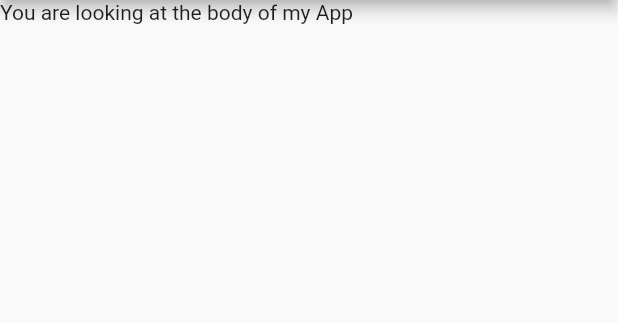
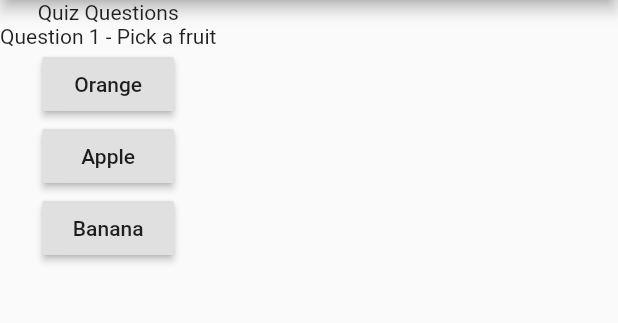
Before and after one commit to jenipharachel/Flutter_guide, a Flutter app: the screen it shows after launch, on a phone screen of 412 x 824 dp, the part 84-407 px from its top. Run offline on Flutter 3.47's test engine with Material 2 defaults, Android fonts, the phone set to English and light mode, and no system bars.

Commit message:
different ways of calling a function from a onPressed param in RaisedButton

```diff
--- a/flutter_practise_app/lib/main.dart
+++ b/flutter_practise_app/lib/main.dart
@@ -5,6 +5,10 @@ void main() {
 }
 
 class MyApp extends StatelessWidget {
+  void printAnswer() {
+    print("Orange is chosen");
+  }
+
   @override /* overrides the build method in Stateless Widget with our custom Widget */
   Widget build(BuildContext context) {
     return MaterialApp(
@@ -13,7 +17,26 @@ class MyApp extends StatelessWidget {
         title: Text('My Flutter Practise App'),
         centerTitle: true,
       ),
-      body: Text("You are looking at the body of my App"),
+      body: Column(
+        children: [
+          Text('Quiz Questions'),
+          Text("Question 1 - Pick a fruit"),
+          RaisedButton(
+            child: Text("Orange"),
+            onPressed: printAnswer,
+          ),
+          RaisedButton(
+            child: Text("Apple"),
+            onPressed: () => print("Apple is chosen"),
+          ),
+          RaisedButton(
+            child: Text("Banana"),
+            onPressed: () {
+              print("Banana is chosen");
+            },
+          )
+        ],
+      ),
     ));
   }
 }
```
